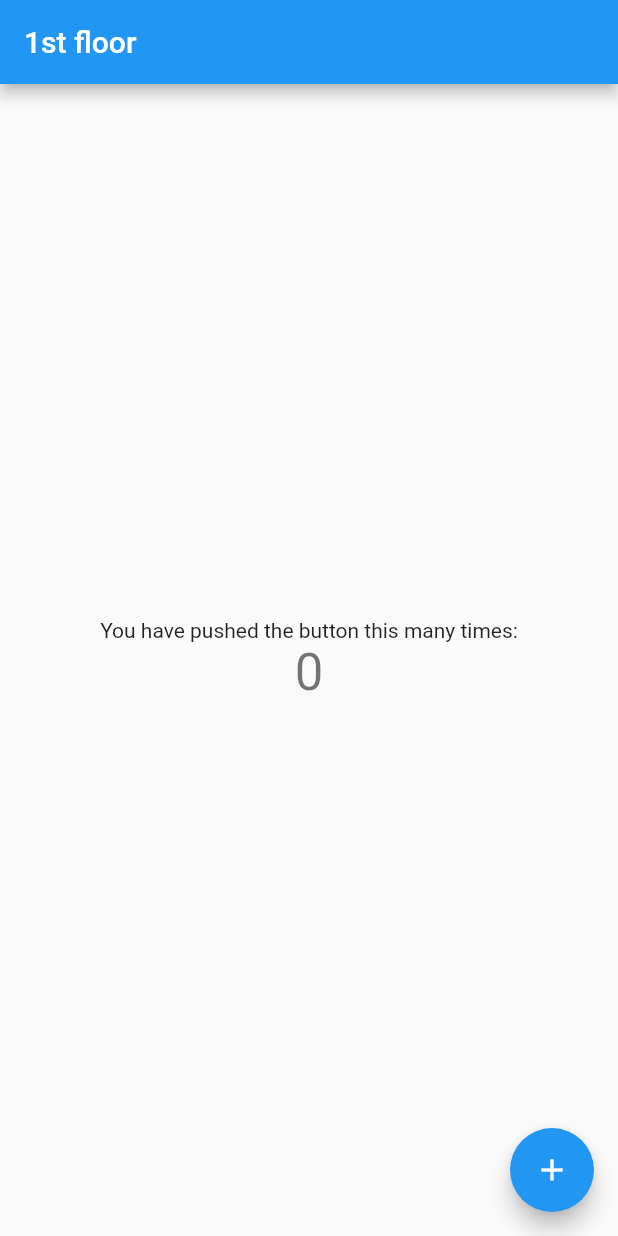
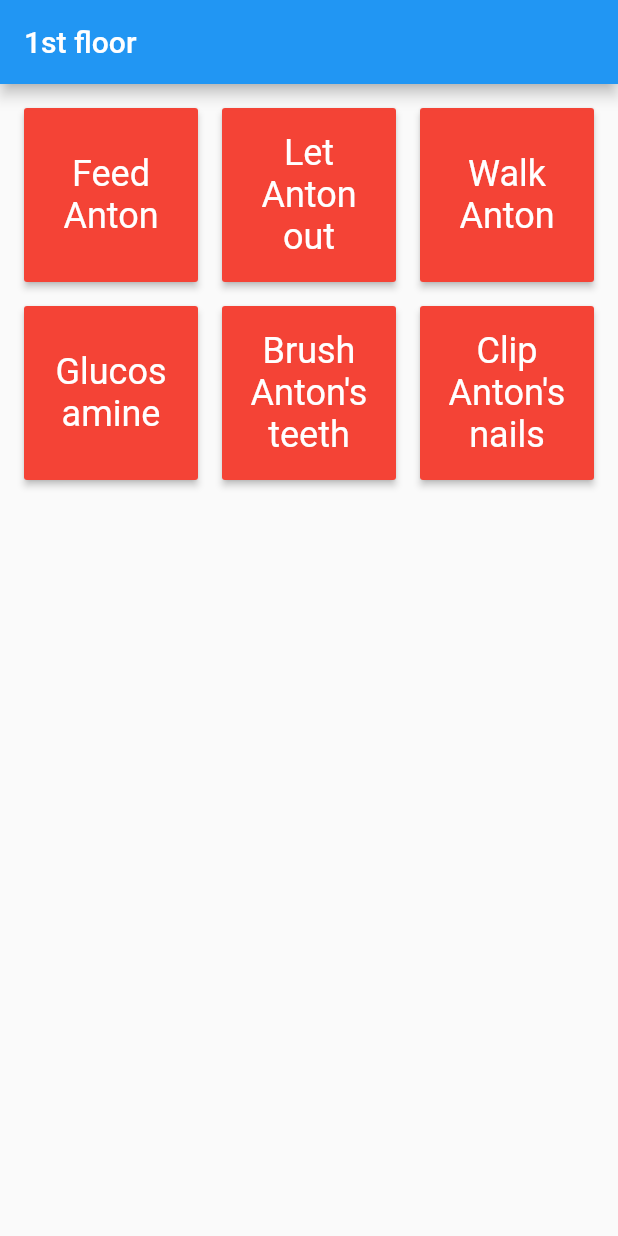
Before and after one commit to dangor/flutter_home_app, a Flutter app: the screen it shows after launch, on a phone screen of 412 x 824 dp. Run offline on Flutter 3.47's test engine with Material 2 defaults, Android fonts, the phone set to English and light mode, and no system bars.

Commit message:
Red and blue buttons

```diff
--- a/lib/main.dart
+++ b/lib/main.dart
@@ -24,12 +24,28 @@ class ButtonPage extends StatefulWidget {
   _ButtonPageState createState() => _ButtonPageState();
 }
 
+class Item {
+  final String name;
+  bool pressed = false;
+
+  Item(this.name);
+}
+
 class _ButtonPageState extends State<ButtonPage> {
-  int _counter = 0;
+  var _items = [
+    Item("Feed Anton"),
+    Item("Let Anton out"),
+    Item("Walk Anton"),
+    Item("Glucosamine"),
+    Item("Brush Anton's teeth"),
+    Item("Clip Anton's nails"),
+  ];
 
-  void _incrementCounter() {
+  void _setPressed(Item item) {
     setState(() {
-      _counter++;
+      _items.firstWhere((_item) {
+        return _item.name == item.name;
+      }).pressed = true;
     });
   }
 
@@ -39,25 +55,29 @@ class _ButtonPageState extends State<ButtonPage> {
       appBar: AppBar(
         title: Text(widget.title),
       ),
-      body: Center(
-        child: Column(
-          mainAxisAlignment: MainAxisAlignment.center,
-          children: <Widget>[
-            Text(
-              'You have pushed the button this many times:',
-            ),
-            Text(
-              '$_counter',
-              style: Theme.of(context).textTheme.display1,
-            ),
-          ],
-        ),
-      ),
-      floatingActionButton: FloatingActionButton(
-        onPressed: _incrementCounter,
-        tooltip: 'Increment',
-        child: Icon(Icons.add),
-      ),
+      body: GridView.count(
+          padding: EdgeInsets.all(16),
+          mainAxisSpacing: 16,
+          crossAxisSpacing: 16,
+          crossAxisCount: 3,
+          children: _items.map((item) {
+            return MaterialButton(
+              color: item.pressed ? Colors.blue : Colors.red,
+              child: Center(
+                child: Text(
+                  item.name,
+                  style: Theme.of(context)
+                      .textTheme
+                      .headline
+                      .apply(color: Colors.white),
+                  textAlign: TextAlign.center,
+                ),
+              ),
+              onPressed: () {
+                _setPressed(item);
+              },
+            );
+          }).toList()),
     );
   }
 }
```
